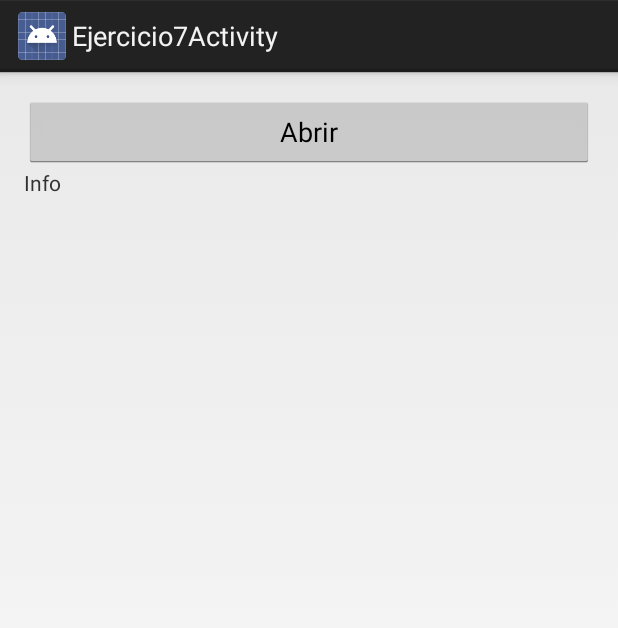
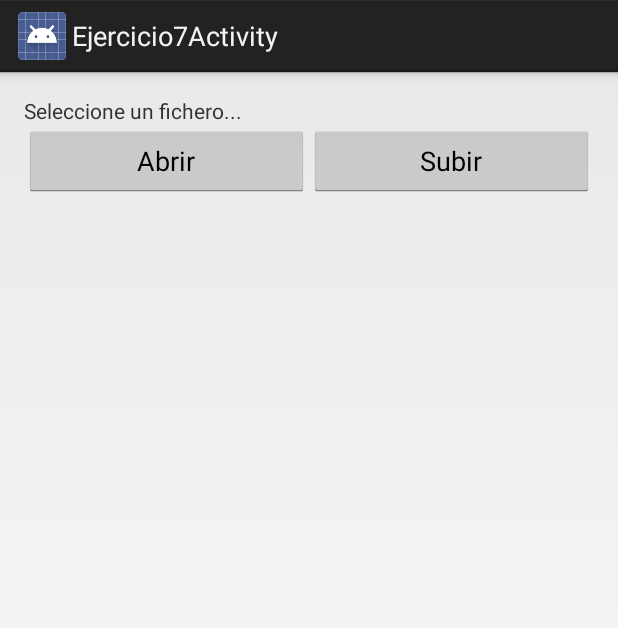
Before and after one commit to jroldan686/ACDAT_Tema2, an Android app: the Ejercicio7Activity screen opened directly, with no data from a screen before it, after a tap on "Abrir", on a phone screen of 412 x 824 dp. Shown: the top 628 px of the screen. Run offline under Robolectric (Android 15) with nearby library versions, the phone set to English and light mode, and no system bars; libraries missing offline, so code that uses them is left out: cz.msebera.android.

Commit message:
Ejercicios del Tema 2 de ACDAT: Ejercicio 7 finalizado

```diff
--- a/app/src/main/java/jrl/acdat/acdat_tema2/Ejercicio7Activity.java
+++ b/app/src/main/java/jrl/acdat/acdat_tema2/Ejercicio7Activity.java
@@ -1,29 +1,60 @@
 package jrl.acdat.acdat_tema2;
 
 import android.app.Activity;
+import android.app.ProgressDialog;
+import android.content.DialogInterface;
 import android.content.Intent;
 import android.os.Bundle;
+import android.os.Environment;
 import android.view.View;
 import android.widget.Button;
 import android.widget.TextView;
 import android.widget.Toast;
 
-public class Ejercicio7Activity extends Activity implements View.OnClickListener {
+import com.loopj.android.http.RequestParams;
+import com.loopj.android.http.TextHttpResponseHandler;
+
+import java.io.File;
+import java.io.FileNotFoundException;
+
+import cz.msebera.android.httpclient.Header;
+
+public class Ejercicio7Activity extends Activity {
 
     private static final int ABRIRFICHERO_REQUEST_CODE = 1;
+    public static final String PASSWORD = "alumno2017";
+    public static final String WEB = "https://alumno.mobi/~alumno/superior/roldan/upload.php";
+
+    private TextView txvInformacion;
     private Button btnAbrir;
-    private TextView txvInfo;
+    private Button btnSubir;
+    private String rutaFichero;
 
     @Override
     protected void onCreate(Bundle savedInstanceState) {
         super.onCreate(savedInstanceState);
         setContentView(R.layout.activity_ejercicio7);
+        txvInformacion = (TextView) findViewById(R.id.txvInformacion);
         btnAbrir = (Button) findViewById(R.id.btnAbrir);
-        txvInfo = (TextView) findViewById(R.id.txvInfo);
-        btnAbrir.setOnClickListener(this);
+        btnAbrir.setOnClickListener(new View.OnClickListener() {
+            @Override
+            public void onClick(View view) {
+                buscar();
+                btnSubir.setEnabled(true);
+            }
+        });
+        btnSubir = (Button) findViewById(R.id.btnSubir);
+        btnSubir.setOnClickListener(new View.OnClickListener() {
+            @Override
+            public void onClick(View view) {
+                subir();
+            }
+        });
+        txvInformacion.setText("Seleccione un fichero...");
+        btnSubir.setEnabled(false);
     }
-    @Override
-    public void onClick (View v) {
+
+    public void buscar() {
         Intent intent = new Intent(Intent.ACTION_GET_CONTENT);
         intent.setType("file/html|file/txt|image/jpg|image/png|application/pdf|audio/mp3");
         if (intent.resolveActivity(getPackageManager()) != null)
@@ -37,10 +68,57 @@ public class Ejercicio7Activity extends Activity implements View.OnClickListener
         if (requestCode == ABRIRFICHERO_REQUEST_CODE)
             if (resultCode == RESULT_OK) {
                 // Mostramos en la etiqueta la ruta del archivo seleccionado
-                String ruta = data.getData().getPath();
-                txvInfo.setText(ruta);
+                rutaFichero = data.getData().getPath();
+                txvInformacion.setText("El fichero seleccionado es:\n" + rutaFichero);
             }
             else
                 Toast.makeText(this, "Error: " + resultCode, Toast.LENGTH_SHORT).show();
     }
+
+    private void subir() {
+        final ProgressDialog progreso = new ProgressDialog(this);
+        File myFile;
+        Boolean existe = true;
+        myFile = new File(Environment.getExternalStorageDirectory(), rutaFichero);
+        //File myFile = new File("/path/to/file.png");
+        RequestParams params = new RequestParams();
+        try {
+            params.put("fileToUpload", myFile);
+            params.put("password", PASSWORD);
+        } catch (FileNotFoundException e) {
+            existe = false;
+            txvInformacion.setText("Error en el fichero: " + e.getMessage());
+            //Toast.makeText(this, "Error en el fichero: " + e.getMessage(), Toast.LENGTH_SHORT).show();
+        }
+        if (existe)
+            RestClient.post(WEB, params, new TextHttpResponseHandler() {
+                @Override
+                public void onStart() {
+                    // called before request is started
+                    progreso.setProgressStyle(ProgressDialog.STYLE_SPINNER);
+                    progreso.setMessage("Conectando . . .");
+                    //progreso.setCancelable(false);
+                    progreso.setOnCancelListener(new DialogInterface.OnCancelListener() {
+                        public void onCancel(DialogInterface dialog) {
+                            RestClient.cancelRequests(getApplicationContext(), true);
+                        }
+                    });
+                    progreso.show();
+                }
+
+                @Override
+                public void onSuccess(int statusCode, Header[] headers, String response) {
+                    // called when response HTTP status is "200 OK"
+                    progreso.dismiss();
+                    txvInformacion.setText(response);
+                }
+
+                @Override
+                public void onFailure(int statusCode, Header[] headers, String response, Throwable t) {
+                    // called when response HTTP status is "4XX" (eg. 401, 403, 404)
+                    progreso.dismiss();
+                    txvInformacion.setText("Error: " + statusCode + "\n" + t.getMessage());
+                }
+            });
+    }
 }
--- a/app/src/main/res/layout/activity_ejercicio7.xml
+++ b/app/src/main/res/layout/activity_ejercicio7.xml
@@ -7,15 +7,30 @@
     android:orientation="vertical"
     tools:context="jrl.acdat.acdat_tema2.Ejercicio7Activity">
 
-    <Button
-        android:id="@+id/btnAbrir"
+    <TextView
+        android:id="@+id/txvInformacion"
         android:layout_width="match_parent"
         android:layout_height="wrap_content"
-        android:text="Abrir" />
+        android:text="Información" />
 
-    <TextView
-        android:id="@+id/txvInfo"
+    <LinearLayout
         android:layout_width="match_parent"
-        android:layout_height="wrap_content"
-        android:text="Info" />
+        android:layout_height="match_parent"
+        android:orientation="horizontal">
+
+        <Button
+            android:id="@+id/btnAbrir"
+            android:layout_width="match_parent"
+            android:layout_height="wrap_content"
+            android:layout_weight="1"
+            android:text="Abrir" />
+
+        <Button
+            android:id="@+id/btnSubir"
+            android:layout_width="match_parent"
+            android:layout_height="wrap_content"
+            android:layout_weight="1"
+            android:text="Subir" />
+    </LinearLayout>
+
 </LinearLayout>
```
Also changed, not shown: app/src/main/java/jrl/acdat/acdat_tema2/RestClient.java (added, +38 -0 lines), 1 other file.
